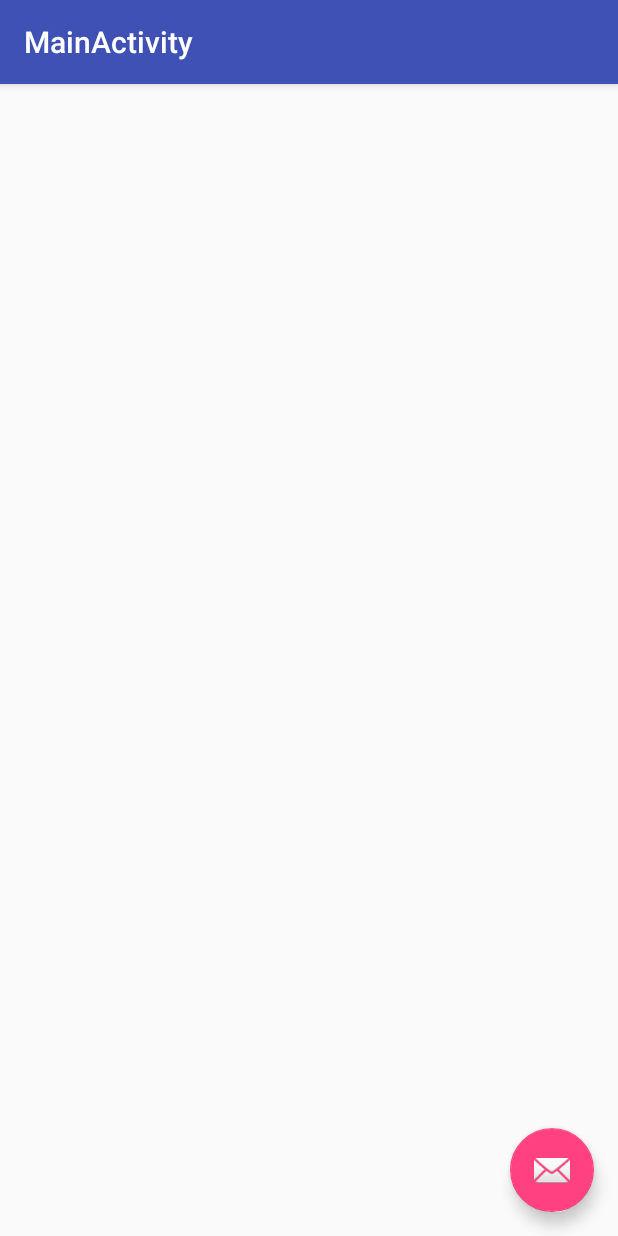
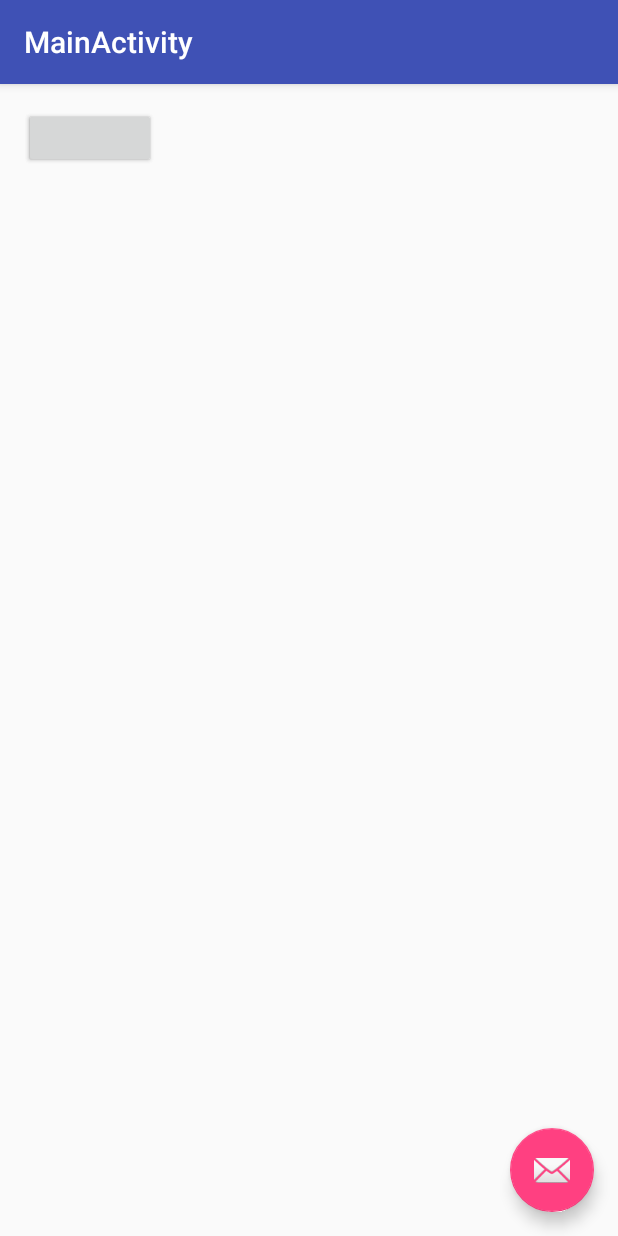
Before and after one commit to artemutin/AndroidMusicPlayerLogger, an Android app: the screen it shows after launch (MainActivity), on a phone screen of 412 x 824 dp. Run offline under Robolectric (Android 15) with nearby library versions, the phone set to English and light mode, and no system bars.

```diff
--- a/app/src/main/res/layout/content_main.xml
+++ b/app/src/main/res/layout/content_main.xml
@@ -9,5 +9,14 @@
     app:layout_behavior="@string/appbar_scrolling_view_behavior"
     tools:showIn="@layout/activity_main"
     tools:context="ru.yandex.artemutin.musicplayerlogger.MainActivity">
+<Button
+    android:layout_width="wrap_content"
+    android:layout_height="40dp"
+    android:id="@+id/send_log"/>
 
+    <Button
+        android:layout_width="wrap_content"
+        android:layout_height="40dp"
+        android:id="@+id/delete"
+        android:layout_alignLeft="@+id/send_log" />
 </RelativeLayout>
```
Also changed, not shown: app/src/main/java/ru/yandex/artemutin/musicplayerlogger/PlayerIntentsReceiver.java (+73 -18 lines).
